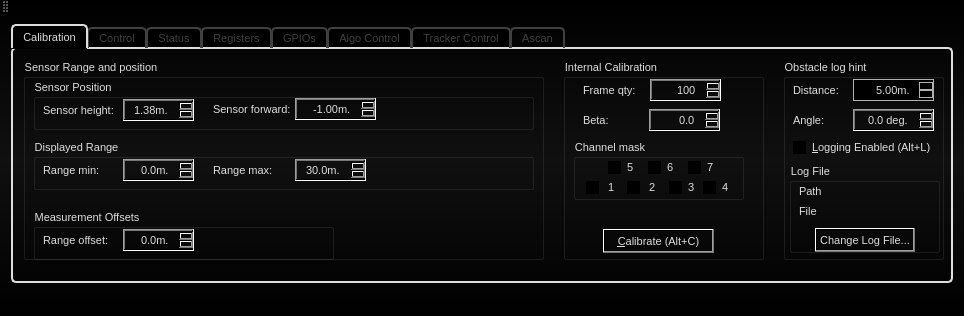
Qt form src/AWLQtDemo/awlqtdemo.ui (samanwaya-jena/EVAL-ADAL6110-16-GUI) before a commit.
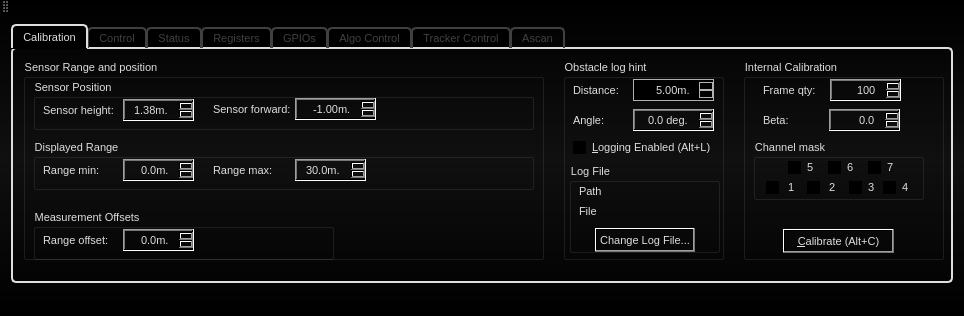
The same form after that commit. The open tabs and pages were chosen to show the change. Icons and pictures are not drawn.

The edit to the form file:
```diff
--- a/src/AWLQtDemo/awlqtdemo.ui
+++ b/src/AWLQtDemo/awlqtdemo.ui
@@ -1260,7 +1260,7 @@
          <widget class="QGroupBox" name="internalCalibrationGroupBox">
           <property name="geometry">
            <rect>
-            <x>550</x>
+            <x>730</x>
             <y>10</y>
             <width>201</width>
             <height>201</height>
@@ -1859,7 +1859,7 @@
           </property>
           <property name="geometry">
            <rect>
-            <x>770</x>
+            <x>550</x>
             <y>10</y>
             <width>161</width>
             <height>201</height>
```
Left out of the diff: 2 changed lines with no effect on the pictures.
